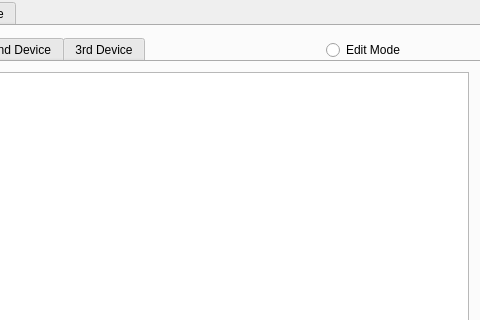
The window that phypidaq/phypi.ui (GuenterQuast/PhyPiDAQ) describes before a commit, drawn with Qt 5; both pictures show x 225 to 705 and y 0 to 320 of the 705 by 590 pixel window.
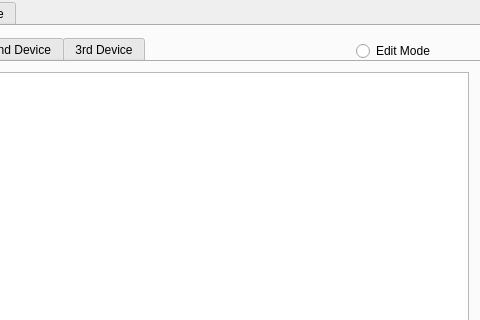
The same window after the commit. The open tabs and pages were chosen to show the change. Icons and pictures are not drawn.

Commit message: now looks better on RasPi

Patch:
```diff
--- a/phypidaq/phypi.ui
+++ b/phypidaq/phypi.ui
@@ -543,10 +543,10 @@
      <widget class="QRadioButton" name="rB_EditMode">
       <property name="geometry">
        <rect>
-        <x>550</x>
-        <y>4</y>
-        <width>91</width>
-        <height>40</height>
+        <x>580</x>
+        <y>10</y>
+        <width>111</width>
+        <height>30</height>
        </rect>
       </property>
       <property name="text">
```
Left out of the diff: 2 changed lines with no effect on the pictures. The commit also changes 1 other file.
